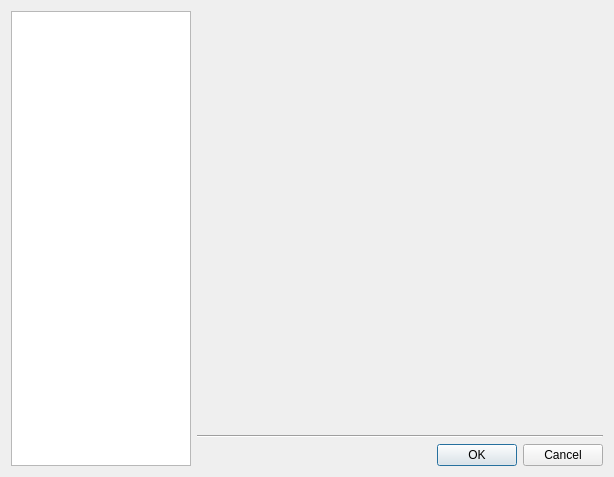
The window that ui/newconfig.ui (pwizard2/robojournal) describes before a commit, drawn with Qt 5.
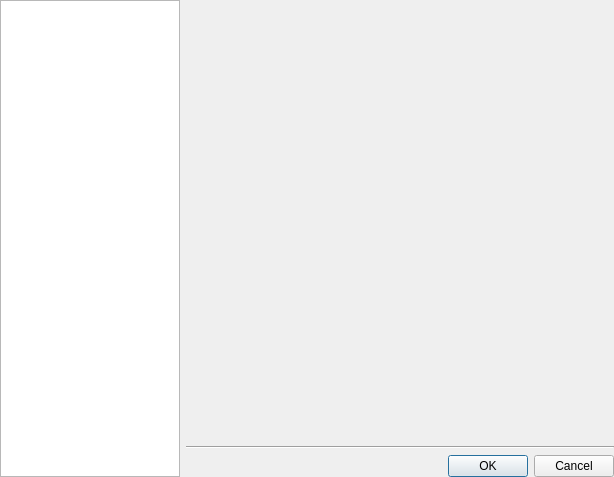
The same window after the commit. Icons and pictures are not drawn.

What changed in the file:
```diff
--- a/ui/newconfig.ui
+++ b/ui/newconfig.ui
@@ -21,8 +21,26 @@
    <bool>false</bool>
   </property>
   <layout class="QHBoxLayout" name="horizontalLayout">
+   <property name="leftMargin">
+    <number>0</number>
+   </property>
+   <property name="topMargin">
+    <number>0</number>
+   </property>
+   <property name="rightMargin">
+    <number>0</number>
+   </property>
+   <property name="bottomMargin">
+    <number>0</number>
+   </property>
    <item>
     <widget class="QTreeWidget" name="Categories">
+     <property name="minimumSize">
+      <size>
+       <width>140</width>
+       <height>0</height>
+      </size>
+     </property>
      <property name="maximumSize">
       <size>
        <width>180</width>
@@ -69,8 +87,8 @@
          <rect>
           <x>0</x>
           <y>0</y>
-          <width>408</width>
-          <height>405</height>
+          <width>426</width>
+          <height>423</height>
          </rect>
         </property>
        </widget>
```
